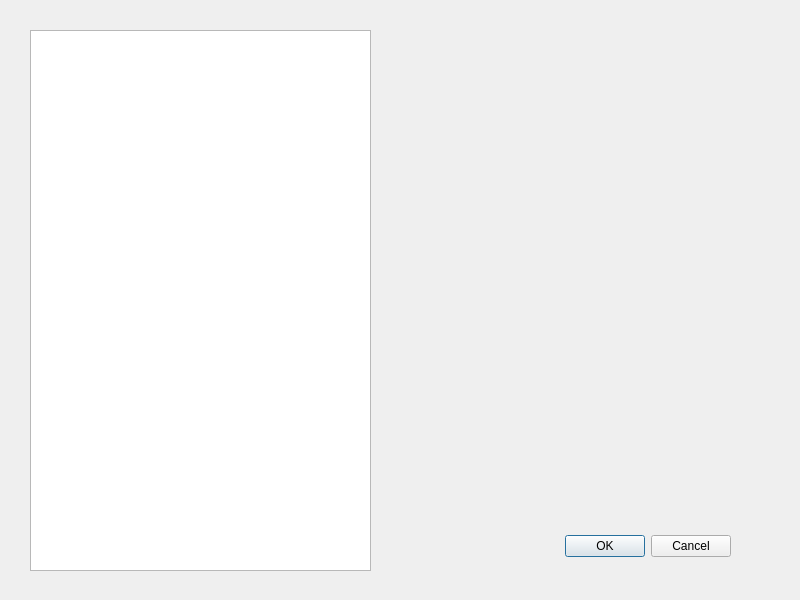
Above: app/histories_dialog.ui from PascalZh/fabric_defect_detection_system before the change. Below: the same form after it.
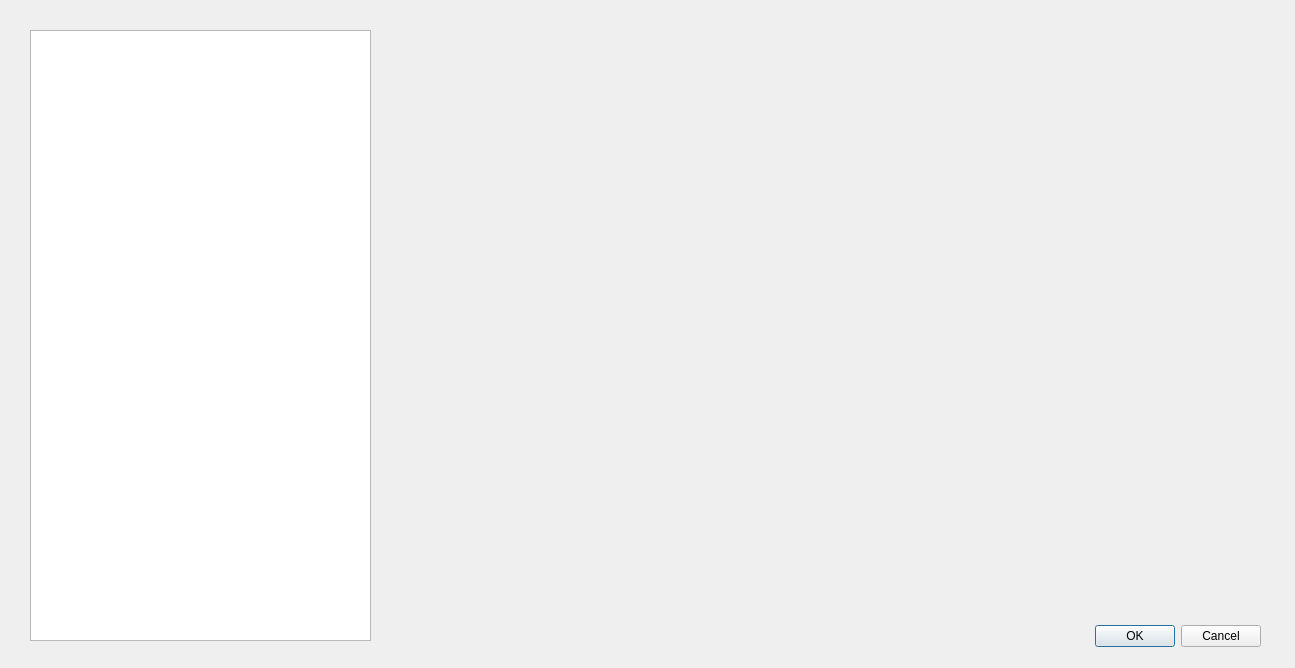
That is the form after the change.

Commit message: Set resolution and framerate, redesign ui based on this

Patch:
```diff
--- a/app/histories_dialog.ui
+++ b/app/histories_dialog.ui
@@ -6,8 +6,8 @@
    <rect>
     <x>0</x>
     <y>0</y>
-    <width>800</width>
-    <height>600</height>
+    <width>1295</width>
+    <height>668</height>
    </rect>
   </property>
   <property name="windowTitle">
@@ -16,8 +16,8 @@
   <widget class="QDialogButtonBox" name="buttonBox">
    <property name="geometry">
     <rect>
-     <x>390</x>
-     <y>530</y>
+     <x>920</x>
+     <y>620</y>
      <width>341</width>
      <height>32</height>
     </rect>
@@ -35,15 +35,15 @@
      <x>30</x>
      <y>30</y>
      <width>341</width>
-     <height>541</height>
+     <height>611</height>
     </rect>
    </property>
   </widget>
   <widget class="QLabel" name="label_Image">
    <property name="geometry">
     <rect>
-     <x>430</x>
-     <y>40</y>
+     <x>420</x>
+     <y>30</y>
      <width>57</width>
      <height>15</height>
     </rect>
```
The commit also changes 4 other files.
